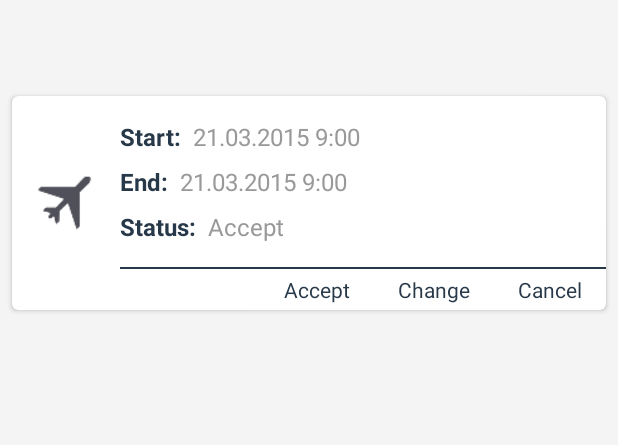
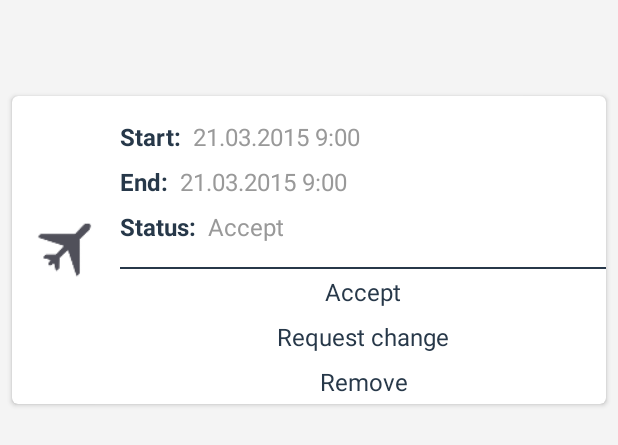
Before and after one commit to anatolly/INFB.Medicus.Android, an Android app: the layout activity_event_detail.xml on its own in the app's theme, with its tools: preview values and no code run, on a phone screen of 412 x 824 dp. Shown: the top 445 px of the screen. Run offline under Robolectric (Android 15) with nearby library versions, the phone set to English and light mode, and no system bars; plain views replace MaterialRippleLayout.

Commit message:
Fix change statuses in calendar

```diff
--- a/app/src/main/java/com/intrafab/medicus/EventDetailActivity.java
+++ b/app/src/main/java/com/intrafab/medicus/EventDetailActivity.java
@@ -254,7 +254,7 @@ public class EventDetailActivity extends BaseActivity
         Groundy.create(ActionRequestChangeStatusTask.class)
                 .callback(EventDetailActivity.this)
                 .callbackManager(mCallbacksManager)
-                .arg(ActionRequestChangeStatusTask.ARG_NEW_STATUS, StateEntryType.STATUSES.get(0)) //Changed
+                .arg(ActionRequestChangeStatusTask.ARG_NEW_STATUS, StateEntryType.STATUSES.get(1)) //Request Changed
                 .arg(ActionRequestChangeStatusTask.ARG_STATE_ENTRY, mStateEntry)
                 .queueUsing(EventDetailActivity.this);
     }
--- a/app/src/main/res/layout/activity_event_detail.xml
+++ b/app/src/main/res/layout/activity_event_detail.xml
@@ -142,14 +142,14 @@
                 android:layout_width="match_parent"
                 android:layout_height="wrap_content"
                 android:layout_below="@+id/viewDelim"
-                android:layout_gravity="center_vertical|right"
+                android:layout_gravity="center"
                 android:layout_toEndOf="@+id/ivThumbnail"
                 android:layout_toRightOf="@+id/ivThumbnail"
-                android:gravity="center_vertical|right"
-                android:orientation="horizontal">
+                android:gravity="center"
+                android:orientation="vertical">
 
                 <com.balysv.materialripple.MaterialRippleLayout
-                    android:layout_width="wrap_content"
+                    android:layout_width="match_parent"
                     android:layout_height="wrap_content"
                     app:mrl_rippleAlpha="0.5"
                     app:mrl_rippleColor="@color/colorLightPrimary"
@@ -158,7 +158,7 @@
 
                     <TextView
                         android:id="@+id/btnAccept"
-                        android:layout_width="wrap_content"
+                        android:layout_width="match_parent"
                         android:layout_height="match_parent"
                         android:layout_marginLeft="8dp"
                         android:layout_marginRight="8dp"
@@ -171,11 +171,11 @@
                         android:textAlignment="gravity"
                         android:textAppearance="?android:attr/textAppearanceSmall"
                         android:textColor="@color/colorLightTextMain"
-                        android:textSize="14sp" />
+                        android:textSize="16sp" />
                 </com.balysv.materialripple.MaterialRippleLayout>
 
                 <com.balysv.materialripple.MaterialRippleLayout
-                    android:layout_width="wrap_content"
+                    android:layout_width="match_parent"
                     android:layout_height="wrap_content"
                     app:mrl_rippleAlpha="0.5"
                     app:mrl_rippleColor="@color/colorLightPrimary"
@@ -184,7 +184,7 @@
 
                     <TextView
                         android:id="@+id/btnChange"
-                        android:layout_width="wrap_content"
+                        android:layout_width="match_parent"
                         android:layout_height="match_parent"
                         android:layout_marginLeft="8dp"
                         android:layout_marginRight="8dp"
@@ -197,11 +197,11 @@
                         android:textAlignment="gravity"
                         android:textAppearance="?android:attr/textAppearanceSmall"
                         android:textColor="@color/colorLightTextMain"
-                        android:textSize="14sp" />
+                        android:textSize="16sp" />
                 </com.balysv.materialripple.MaterialRippleLayout>
 
                 <com.balysv.materialripple.MaterialRippleLayout
-                    android:layout_width="wrap_content"
+                    android:layout_width="match_parent"
                     android:layout_height="wrap_content"
                     app:mrl_rippleAlpha="0.5"
                     app:mrl_rippleColor="@color/colorLightPrimary"
@@ -210,7 +210,7 @@
 
                     <TextView
                         android:id="@+id/btnCancel"
-                        android:layout_width="wrap_content"
+                        android:layout_width="match_parent"
                         android:layout_height="match_parent"
                         android:layout_marginLeft="8dp"
                         android:layout_marginRight="8dp"
@@ -223,7 +223,7 @@
                         android:textAlignment="gravity"
                         android:textAppearance="?android:attr/textAppearanceSmall"
                         android:textColor="@color/colorLightTextMain"
-                        android:textSize="14sp" />
+                        android:textSize="16sp" />
                 </com.balysv.materialripple.MaterialRippleLayout>
 
             </LinearLayout>
--- a/app/src/main/res/values/strings.xml
+++ b/app/src/main/res/values/strings.xml
@@ -33,8 +33,8 @@
     <string name="success_update_all_statuses">Все статусы были успешно обновлены</string>
 
     <string name="buttonAccept">Accept</string>
-    <string name="buttonChange">Change</string>
-    <string name="buttonCancel">Cancel</string>
+    <string name="buttonChange">Request change</string>
+    <string name="buttonCancel">Remove</string>
     <string name="buttonAcceptAll">Accept All</string>
 
     <string name="internal_storage">Internal storage</string>
```
Also changed, not shown: 5 other files.
